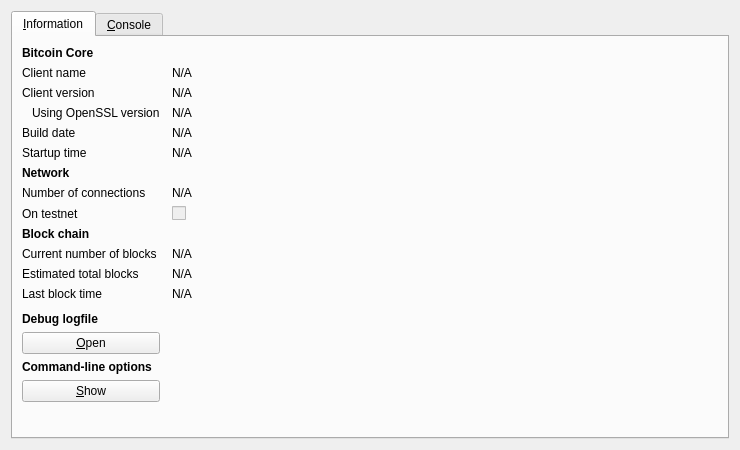
Before: the Qt Designer form src/qt/forms/rpcconsole.ui in mincoin/mincoin, drawn with Qt 5.
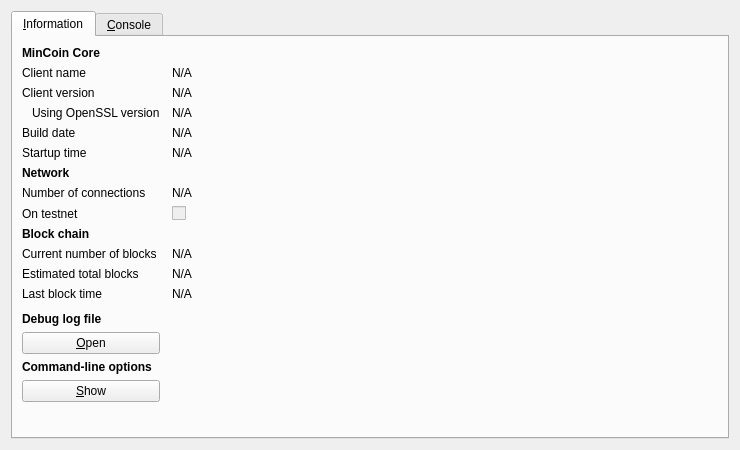
After: the same form once the commit is applied. Icons and pictures are not drawn.

```diff
--- a/src/qt/forms/rpcconsole.ui
+++ b/src/qt/forms/rpcconsole.ui
@@ -36,7 +36,7 @@
           </font>
          </property>
          <property name="text">
-          <string>Bitcoin Core</string>
+          <string>MinCoin Core</string>
          </property>
         </widget>
        </item>
@@ -315,7 +315,7 @@
           </font>
          </property>
          <property name="text">
-          <string>Debug logfile</string>
+          <string>Debug log file</string>
          </property>
         </widget>
        </item>
```
Left out of the diff: 7 changed lines with no effect on the pictures.
